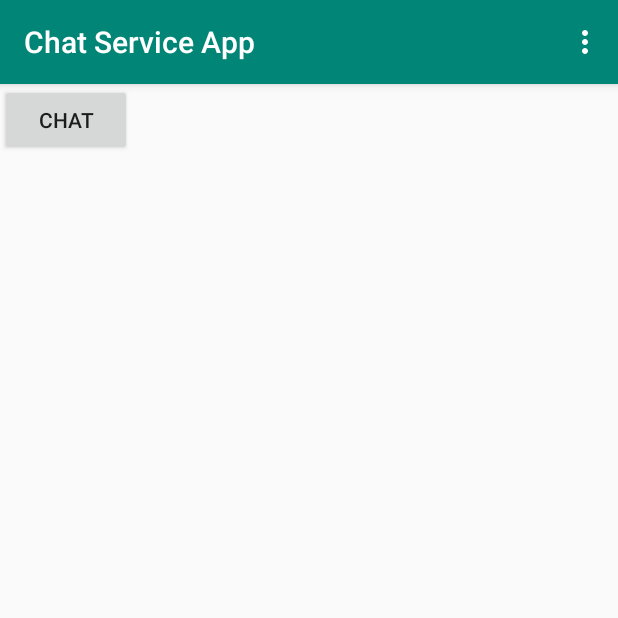
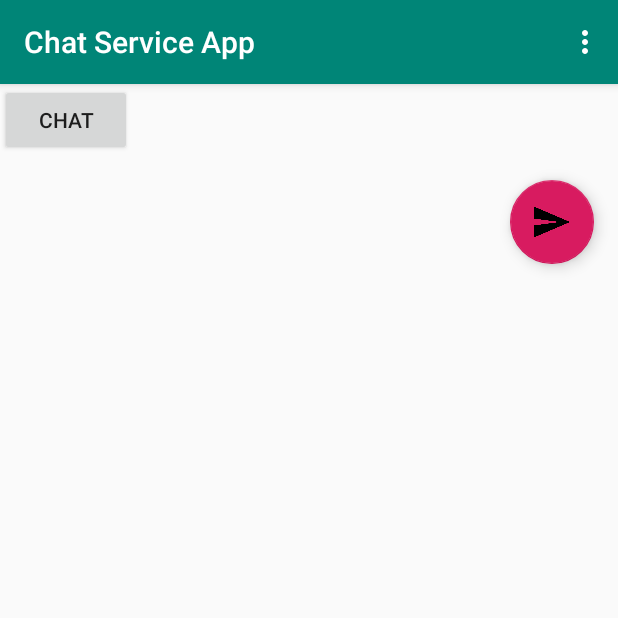
Before and after one commit to JasonHaque/ChatServiceApp, an Android app: the screen it shows after launch once a user with an empty profile is signed in (ChatViewActivity), on a phone screen of 412 x 824 dp, the top half of it. Run offline under Robolectric (Android 15) with nearby library versions, the phone set to English and light mode, and no system bars; our stand-ins replace CircleImageView, Firebase (no records; nobody signed in at launch, a user with empty details on screens opened directly).

Commit message:
Added floating action button

```diff
--- a/app/src/main/res/layout/activity_chat_view.xml
+++ b/app/src/main/res/layout/activity_chat_view.xml
@@ -11,6 +11,13 @@
         android:layout_width="wrap_content"
         android:layout_height="wrap_content"
         android:text="Chat" />
+    <com.google.android.material.floatingactionbutton.FloatingActionButton
+        android:id="@+id/floating_action_button"
+        android:layout_width="wrap_content"
+        android:layout_height="wrap_content"
+        android:layout_gravity="bottom|right"
+        android:layout_margin="16dp"
+        app:srcCompat="@drawable/ic_send_black"/>
 
 
 </LinearLayout>
```
